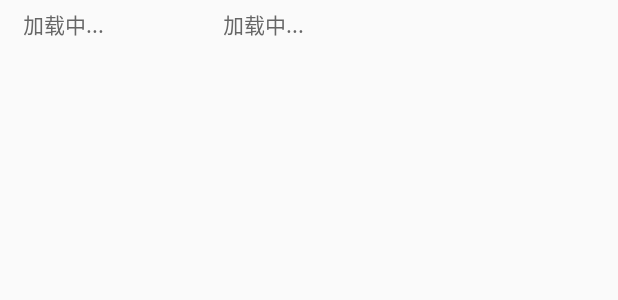
After one commit to LiesLee/CarlsbergPorject, an Android app: the layout item_data_list.xml on its own in the app's theme, with its tools: preview values and no code run, on a phone screen of 412 x 824 dp. The commit adds this screen. Shown: the top 300 px of the screen. Run offline under Robolectric (Android 15) with nearby library versions, the phone set to English and light mode, and no system bars.

Commit message:
detail show done

```diff
--- a/CarlsbergClient/src/main/java/com/carlsberg/app/module/visit/ui/activity/StoreVisitActivity.java
+++ b/CarlsbergClient/src/main/java/com/carlsberg/app/module/visit/ui/activity/StoreVisitActivity.java
@@ -193,8 +193,10 @@ public class StoreVisitActivity extends BaseActivity<StoreVisitPresenter> implem
         List<ScrollableBaseFragment> list = new ArrayList<>();
         list.add(new StorePictureFragment());
         StoreInfoShowFragment f1 = new StoreInfoShowFragment();
+        f1.setShowType(0);
         f1.setTitle("门店上座率情况");
         StoreInfoShowFragment f2 = new StoreInfoShowFragment();
+        f2.setShowType(1);
         f2.setTitle("促销员表现评分");
 
         Collections.addAll(list, f1, f2);
@@ -311,6 +313,10 @@ public class StoreVisitActivity extends BaseActivity<StoreVisitPresenter> implem
             //viewpager数据
             StorePictureFragment f1 = (StorePictureFragment) adapter.getmFragments().get(0);
             f1.refreshPictures(data.getTask_photo());
+            StoreInfoShowFragment f2 = (StoreInfoShowFragment) adapter.getmFragments().get(1);
+            f2.refreshData(data.getTask_collect());
+            StoreInfoShowFragment f3 = (StoreInfoShowFragment) adapter.getmFragments().get(2);
+            f3.refreshData_2(data.getTask_score());
 
         }
     }
--- a/CarlsbergClient/src/main/res/layout/act_store_visit.xml
+++ b/CarlsbergClient/src/main/res/layout/act_store_visit.xml
@@ -267,6 +267,11 @@
                     app:tabTextColor="@color/text_grey_light"
                     />
 
+                <View
+                    android:background="@color/line"
+                    android:layout_width="match_parent"
+                    android:layout_height="1dp"/>
+
             </LinearLayout>
 
             <android.support.v4.view.ViewPager
--- a/CarlsbergClient/src/main/res/layout/fra_store_info_show.xml
+++ b/CarlsbergClient/src/main/res/layout/fra_store_info_show.xml
@@ -8,6 +8,7 @@
     <ru.noties.scrollable.LinearListView
         android:layout_width="match_parent"
         android:layout_height="wrap_content"
+        android:background="@color/white"
         android:id="@+id/linear_list_view"/>
 
 </ScrollView>
--- /dev/null
+++ b/CarlsbergClient/src/main/res/layout/item_data_list.xml
@@ -0,0 +1,32 @@
+<?xml version="1.0" encoding="utf-8"?>
+<LinearLayout xmlns:android="http://schemas.android.com/apk/res/android"
+    android:layout_width="match_parent"
+    android:layout_height="wrap_content"
+    android:paddingLeft="15dp"
+    android:paddingRight="15dp"
+    android:paddingTop="5dp"
+    android:paddingBottom="5dp"
+    android:gravity="start|left|top"
+    android:orientation="horizontal">
+
+    <TextView
+        android:id="@+id/tv_title"
+        android:text="加载中..."
+        android:textColor="@color/text_grey"
+        android:textSize="14dp"
+        android:layout_weight="1"
+        android:layout_width="0dp"
+        android:layout_height="wrap_content" />
+
+    <TextView
+        android:id="@+id/tv_content"
+        android:text="加载中..."
+        android:textColor="@color/text_grey"
+        android:layout_marginLeft="10dp"
+        android:textSize="14dp"
+        android:layout_weight="2"
+        android:layout_width="0dp"
+        android:layout_height="wrap_content" />
+
+
+</LinearLayout>
```
Also changed, not shown: CarlsbergClient/src/main/java/com/carlsberg/app/module/visit/ui/adapter/DataListAdapter.java (added, +67 -0 lines), CarlsbergClient/src/main/java/com/carlsberg/app/module/visit/ui/adapter/DataListAdapter_2.java (added, +68 -0 lines), CarlsbergClient/src/main/java/com/carlsberg/app/module/visit/ui/fragment/StoreInfoShowFragment.java (+55 -2 lines).
